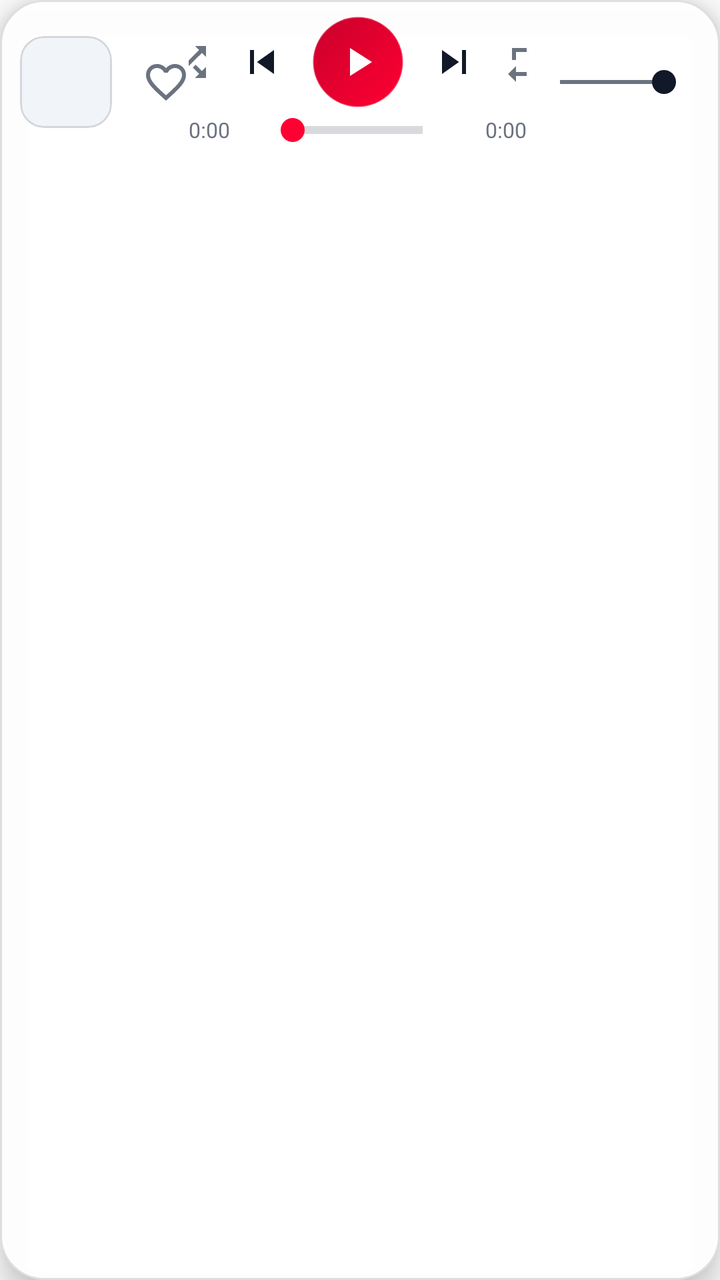
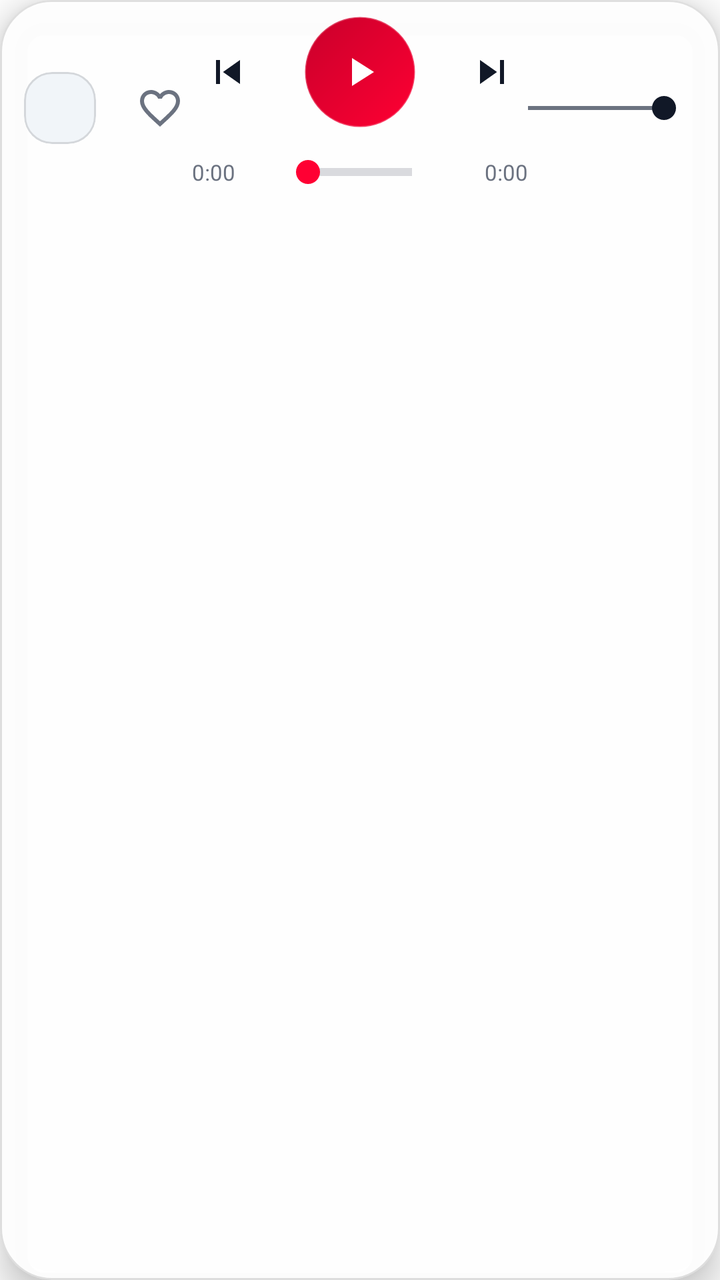

Two renders of the same Android screen: before a commit and after it. Below are the layout's source before the change and the commit's diff.
<!-- AndroidManifest.xml: application theme Theme.SeldiaMusic -->
<!-- res/layout/view_bottom_bar.xml -->
<?xml version="1.0" encoding="utf-8"?>
<com.google.android.material.card.MaterialCardView xmlns:android="http://schemas.android.com/apk/res/android"
    xmlns:app="http://schemas.android.com/apk/res-auto"
    android:id="@+id/bottom_bar_root"
    android:layout_width="match_parent"
    android:layout_height="wrap_content"
    android:layout_marginStart="10dp"
    android:layout_marginEnd="10dp"
    android:layout_marginBottom="8dp"
    android:clickable="true"
    android:focusable="true"
    app:cardBackgroundColor="?attr/glassPanel"
    app:cardCornerRadius="22dp"
    app:cardElevation="10dp"
    app:strokeColor="?attr/glassStroke"
    app:strokeWidth="1dp">

    <LinearLayout
        android:layout_width="match_parent"
        android:layout_height="wrap_content"
        android:gravity="center_vertical"
        android:orientation="horizontal"
        android:paddingStart="10dp"
        android:paddingEnd="12dp"
        android:paddingTop="8dp"
        android:paddingBottom="8dp">

        
        <LinearLayout
            android:layout_width="0dp"
            android:layout_height="wrap_content"
            android:layout_weight="1.15"
            android:gravity="center_vertical"
            android:orientation="horizontal">

            <com.google.android.material.card.MaterialCardView
                android:layout_width="46dp"
                android:layout_height="46dp"
                app:cardBackgroundColor="@color/surface_high"
                app:cardCornerRadius="12dp"
                app:cardElevation="0dp"
                app:strokeColor="@color/glass_stroke"
                app:strokeWidth="1dp">

                <ImageView
                    android:id="@+id/iv_artwork"
                    android:layout_width="match_parent"
                    android:layout_height="match_parent"
                    android:contentDescription="@null"
                    android:scaleType="centerCrop" />
            </com.google.android.material.card.MaterialCardView>

            <LinearLayout
                android:layout_width="0dp"
                android:layout_height="wrap_content"
                android:layout_marginStart="10dp"
                android:layout_weight="1"
                android:orientation="vertical">

                <TextView
                    android:id="@+id/tv_title"
                    android:layout_width="match_parent"
                    android:layout_height="wrap_content"
                    android:ellipsize="end"
                    android:maxLines="1"
                    android:textColor="@color/text_primary"
                    android:textSize="13.5sp"
                    android:textStyle="bold" />

                <TextView
                    android:id="@+id/tv_artist"
                    android:layout_width="match_parent"
                    android:layout_height="wrap_content"
                    android:layout_marginTop="1dp"
                    android:ellipsize="end"
                    android:maxLines="1"
                    android:textColor="@color/text_secondary"
                    android:textSize="11sp" />
            </LinearLayout>

            <ImageButton
                android:id="@+id/btn_favorite"
                android:layout_width="34dp"
                android:layout_height="34dp"
                android:background="?attr/selectableItemBackgroundBorderless"
                android:contentDescription="@null"
                android:src="@drawable/ic_favorite"
                android:tint="@color/text_secondary" />

            <ImageButton
                android:id="@+id/btn_download_bottom"
                android:layout_width="34dp"
                android:layout_height="34dp"
                android:background="?attr/selectableItemBackgroundBorderless"
                android:contentDescription="@string/download_track"
                android:src="@drawable/ic_download"
                android:tint="@color/text_secondary" />
        </LinearLayout>

        
        <LinearLayout
            android:layout_width="0dp"
            android:layout_height="wrap_content"
            android:layout_weight="2.3"
            android:gravity="center"
            android:orientation="vertical">

            <LinearLayout
                android:layout_width="wrap_content"
                android:layout_height="wrap_content"
                android:gravity="center"
                android:orientation="horizontal">

                <ImageButton
                    android:id="@+id/btn_shuffle"
                    android:layout_width="34dp"
                    android:layout_height="34dp"
                    android:background="?attr/selectableItemBackgroundBorderless"
                    android:contentDescription="@null"
                    android:padding="7dp"
                    android:src="@drawable/ic_shuffle"
                    android:tint="@color/text_secondary" />

                <ImageButton
                    android:id="@+id/btn_prev"
                    android:layout_width="38dp"
                    android:layout_height="38dp"
                    android:background="?attr/selectableItemBackgroundBorderless"
                    android:contentDescription="@null"
                    android:padding="8dp"
                    android:src="@drawable/ic_prev"
                    android:tint="@color/text_primary" />

                <ImageButton
                    android:id="@+id/btn_play_pause"
                    android:layout_width="46dp"
                    android:layout_height="46dp"
                    android:layout_marginStart="6dp"
                    android:layout_marginEnd="6dp"
                    android:background="@drawable/bg_play_button"
                    android:contentDescription="@null"
                    android:padding="10dp"
                    android:src="@drawable/ic_play"
                    android:tint="@android:color/white" />

                <ImageButton
                    android:id="@+id/btn_next"
                    android:layout_width="38dp"
                    android:layout_height="38dp"
                    android:background="?attr/selectableItemBackgroundBorderless"
                    android:contentDescription="@null"
                    android:padding="8dp"
                    android:src="@drawable/ic_next"
                    android:tint="@color/text_primary" />

                <ImageButton
                    android:id="@+id/btn_repeat"
                    android:layout_width="34dp"
                    android:layout_height="34dp"
                    android:background="?attr/selectableItemBackgroundBorderless"
                    android:contentDescription="@null"
                    android:padding="7dp"
                    android:src="@drawable/ic_repeat"
                    android:tint="@color/text_secondary" />
            </LinearLayout>

            <LinearLayout
                android:layout_width="match_parent"
                android:layout_height="wrap_content"
                android:layout_marginTop="2dp"
                android:gravity="center_vertical"
                android:orientation="horizontal">

                <TextView
                    android:id="@+id/tv_position"
                    android:layout_width="wrap_content"
                    android:layout_height="wrap_content"
                    android:minWidth="30dp"
                    android:text="0:00"
                    android:textColor="@color/text_secondary"
                    android:textSize="10.5sp" />

                <SeekBar
                    android:id="@+id/seek_bar"
                    android:layout_width="0dp"
                    android:layout_height="wrap_content"
                    android:layout_marginStart="6dp"
                    android:layout_marginEnd="6dp"
                    android:layout_weight="1"
                    android:max="1000"
                    android:progress="0"
                    android:progressTint="?attr/accentPrimary"
                    android:thumbTint="?attr/accentPrimary"
                    android:splitTrack="false"
                    style="?android:attr/progressBarStyleHorizontal" />

                <TextView
                    android:id="@+id/tv_duration"
                    android:layout_width="wrap_content"
                    android:layout_height="wrap_content"
                    android:gravity="end"
                    android:minWidth="30dp"
                    android:text="0:00"
                    android:textColor="@color/text_secondary"
                    android:textSize="10.5sp" />
            </LinearLayout>
        </LinearLayout>

        
        <LinearLayout
            android:id="@+id/right_cluster"
            android:layout_width="0dp"
            android:layout_height="wrap_content"
            android:layout_weight="1.15"
            android:gravity="center_vertical|end"
            android:orientation="horizontal">

            <ImageButton
                android:id="@+id/btn_lyrics"
                android:layout_width="36dp"
                android:layout_height="36dp"
                android:background="?attr/selectableItemBackgroundBorderless"
                android:contentDescription="@string/lyrics_button"
                android:padding="8dp"
                android:src="@drawable/ic_lyrics"
                android:tint="@color/text_primary" />

            <ImageButton
                android:id="@+id/btn_queue"
                android:layout_width="36dp"
                android:layout_height="36dp"
                android:layout_marginStart="2dp"
                android:background="?attr/selectableItemBackgroundBorderless"
                android:contentDescription="@null"
                android:padding="8dp"
                android:src="@drawable/ic_queue"
                android:tint="@color/text_primary" />

            <ImageView
                android:id="@+id/iv_volume_icon"
                android:layout_width="20dp"
                android:layout_height="20dp"
                android:layout_marginStart="8dp"
                android:contentDescription="@null"
                android:src="@drawable/ic_volume"
                android:tint="@color/text_secondary" />

            <SeekBar
                android:id="@+id/volume_bar"
                android:layout_width="84dp"
                android:layout_height="wrap_content"
                android:layout_marginStart="4dp"
                android:max="100"
                android:progress="100"
                android:progressTint="@color/text_secondary"
                android:thumbTint="@color/text_primary"
                android:splitTrack="false" />
        </LinearLayout>
    </LinearLayout>
</com.google.android.material.card.MaterialCardView>
<!-- resources referenced by this layout -->
<resources>
  <color name="glass_stroke">#1F000000</color>
  <color name="surface_high">#F1F5F9</color>
  <color name="text_primary">#111827</color>
  <color name="text_secondary">#6B7280</color>
  <!-- drawable ic_download (drawable) -->
  <?xml version="1.0" encoding="utf-8"?>
  <vector xmlns:android="http://schemas.android.com/apk/res/android"
      android:width="24dp"
      android:height="24dp"
      android:viewportWidth="24"
      android:viewportHeight="24">
      <path
          android:fillColor="@android:color/white"
          android:pathData="M19,9h-4V3H9v6H5l7,7 7,-7zM5,18v2h14v-2H5z" />
  </vector>
  <!-- drawable ic_play (drawable) -->
  <vector xmlns:android="http://schemas.android.com/apk/res/android"
      android:width="24dp" android:height="24dp"
      android:viewportWidth="24" android:viewportHeight="24">
      <path android:fillColor="#FFFFFFFF" android:pathData="M8,5v14l11,-7z" />
  </vector>
  <string name="download_track">Descargar</string>
  <string name="lyrics_button">Letra</string>
  <color name="primary">#FF0033</color>
  <color name="on_primary">#FFFFFF</color>
  <color name="accent_secondary">#FF4D6D</color>
  <color name="surface">#FFFFFF</color>
  <color name="background">#FFFFFF</color>
  <color name="accent_red">#FF0033</color>
  <color name="accent_red_soft">#33FF0033</color>
  <color name="accent_red_secondary">#FF4D6D</color>
  <color name="accent_red_dark">#C9002B</color>
  <color name="sidebar_bg">#F8FAFC</color>
  <color name="glass_surface_high">#F2FFFFFF</color>
  <style name="ThemeOverlay.SeldiaMusic.Dialog" parent="ThemeOverlay.MaterialComponents.MaterialAlertDialog">
          <item name="colorSurface">@color/surface_high</item>
          <item name="colorOnSurface">@color/text_primary</item>
          <item name="colorPrimary">?attr/accentPrimary</item>
      </style>
  <style name="Widget.SeldiaMusic.BottomSheet" parent="Widget.MaterialComponents.BottomSheet.Modal">
          <item name="backgroundTint">@android:color/transparent</item>
      </style>
  <!-- unchanged entries left out for length: 11 -->
</resources>

<!-- the commit's change to res/layout/view_bottom_bar.xml (unified diff, before → after) -->
@@ -4,13 +4,15 @@
     android:id="@+id/bottom_bar_root"
     android:layout_width="match_parent"
     android:layout_height="wrap_content"
-    android:layout_marginStart="10dp"
-    android:layout_marginEnd="10dp"
-    android:layout_marginBottom="8dp"
+    android:layout_marginStart="12dp"
+    android:layout_marginEnd="12dp"
+    android:layout_marginBottom="12dp"
     android:clickable="true"
-    android:focusable="true"
+
+    android:clipToPadding="false"
+    android:focusable="false"
     app:cardBackgroundColor="?attr/glassPanel"
-    app:cardCornerRadius="22dp"
+    app:cardCornerRadius="26dp"
     app:cardElevation="10dp"
     app:strokeColor="?attr/glassStroke"
     app:strokeWidth="1dp">
@@ -20,10 +22,11 @@
         android:layout_height="wrap_content"
         android:gravity="center_vertical"
         android:orientation="horizontal"
-        android:paddingStart="10dp"
+        android:padding="6dp"
+        android:paddingStart="12dp"
         android:paddingEnd="12dp"
-        android:paddingTop="8dp"
-        android:paddingBottom="8dp">
+        android:paddingTop="10dp"
+        android:paddingBottom="10dp">
 
         
         <LinearLayout
@@ -34,10 +37,10 @@
             android:orientation="horizontal">
 
             <com.google.android.material.card.MaterialCardView
-                android:layout_width="46dp"
-                android:layout_height="46dp"
+                android:layout_width="36dp"
+                android:layout_height="36dp"
                 app:cardBackgroundColor="@color/surface_high"
-                app:cardCornerRadius="12dp"
+                app:cardCornerRadius="14dp"
                 app:cardElevation="0dp"
                 app:strokeColor="@color/glass_stroke"
                 app:strokeWidth="1dp">
@@ -53,7 +56,7 @@
             <LinearLayout
                 android:layout_width="0dp"
                 android:layout_height="wrap_content"
-                android:layout_marginStart="10dp"
+                android:layout_marginStart="12dp"
                 android:layout_weight="1"
                 android:orientation="vertical">
 
@@ -64,14 +67,14 @@
                     android:ellipsize="end"
                     android:maxLines="1"
                     android:textColor="@color/text_primary"
-                    android:textSize="13.5sp"
+                    android:textSize="13sp"
                     android:textStyle="bold" />
 
                 <TextView
                     android:id="@+id/tv_artist"
                     android:layout_width="match_parent"
                     android:layout_height="wrap_content"
-                    android:layout_marginTop="1dp"
+                    android:layout_marginTop="2dp"
                     android:ellipsize="end"
                     android:maxLines="1"
                     android:textColor="@color/text_secondary"
@@ -80,21 +83,19 @@
 
             <ImageButton
                 android:id="@+id/btn_favorite"
-                android:layout_width="34dp"
-                android:layout_height="34dp"
-                android:background="?attr/selectableItemBackgroundBorderless"
-                android:contentDescription="@null"
+                android:layout_width="40dp"
+                android:layout_height="40dp"
+                android:background="@drawable/bg_tv_focus_pill"
+                android:contentDescription="@string/add_favorite"
+                android:focusable="true"
+                android:focusableInTouchMode="false"
+                android:nextFocusDown="@id/btn_play_pause"
+                android:nextFocusLeft="@id/btn_play_pause"
+                android:nextFocusRight="@+id/btn_shuffle"
+                android:nextFocusUp="@id/content_container"
                 android:src="@drawable/ic_favorite"
                 android:tint="@color/text_secondary" />
 
-            <ImageButton
-                android:id="@+id/btn_download_bottom"
-                android:layout_width="34dp"
-                android:layout_height="34dp"
-                android:background="?attr/selectableItemBackgroundBorderless"
-                android:contentDescription="@string/download_track"
-                android:src="@drawable/ic_download"
-                android:tint="@color/text_secondary" />
         </LinearLayout>
 
         
@@ -113,53 +114,91 @@
 
                 <ImageButton
                     android:id="@+id/btn_shuffle"
-                    android:layout_width="34dp"
-                    android:layout_height="34dp"
-                    android:background="?attr/selectableItemBackgroundBorderless"
-                    android:contentDescription="@null"
-                    android:padding="7dp"
+                    android:layout_width="40dp"
+                    android:layout_height="40dp"
+                    android:background="@drawable/bg_tv_focus_pill"
+                    android:contentDescription="@string/shuffle_all"
+                    android:focusable="true"
+                    android:focusableInTouchMode="false"
+                    android:nextFocusDown="@+id/btn_lyrics"
+                    android:nextFocusLeft="@+id/btn_prev"
+                    android:nextFocusRight="@+id/btn_prev"
+                    android:nextFocusUp="@id/content_container"
+                    android:padding="10dp"
                     android:src="@drawable/ic_shuffle"
                     android:tint="@color/text_secondary" />
 
                 <ImageButton
                     android:id="@+id/btn_prev"
-                    android:layout_width="38dp"
-                    android:layout_height="38dp"
-                    android:background="?attr/selectableItemBackgroundBorderless"
-                    android:contentDescription="@null"
-                    android:padding="8dp"
+                    android:layout_width="48dp"
+                    android:layout_height="48dp"
+                    android:layout_margin="6dp"
+                    android:background="@drawable/bg_tv_focus_pill"
+                    android:contentDescription="@string/prev_track_desc"
+                    android:focusable="true"
+                    android:focusableInTouchMode="false"
+                    android:minWidth="48dp"
+                    android:minHeight="48dp"
+                    android:nextFocusDown="@+id/btn_lyrics"
+                    android:nextFocusLeft="@+id/btn_shuffle"
+                    android:nextFocusRight="@+id/btn_play_pause"
+                    android:nextFocusUp="@id/content_container"
+                    android:padding="14dp"
                     android:src="@drawable/ic_prev"
                     android:tint="@color/text_primary" />
 
                 <ImageButton
                     android:id="@+id/btn_play_pause"
-                    android:layout_width="46dp"
-                    android:layout_height="46dp"
-                    android:layout_marginStart="6dp"
-                    android:layout_marginEnd="6dp"
+                    android:layout_width="56dp"
+                    android:layout_height="56dp"
+                    android:layout_marginStart="8dp"
+                    android:layout_marginEnd="8dp"
                     android:background="@drawable/bg_play_button"
-                    android:contentDescription="@null"
-                    android:padding="10dp"
+                    android:contentDescription="@string/play_all"
+                    android:focusable="true"
+                    android:focusableInTouchMode="false"
+                    android:minWidth="56dp"
+                    android:minHeight="56dp"
+                    android:nextFocusDown="@+id/btn_lyrics"
+                    android:nextFocusLeft="@+id/btn_prev"
+                    android:nextFocusRight="@+id/btn_next"
+                    android:nextFocusUp="@id/content_container"
+                    android:padding="14dp"
                     android:src="@drawable/ic_play"
                     android:tint="@android:color/white" />
 
                 <ImageButton
                     android:id="@+id/btn_next"
-                    android:layout_width="38dp"
-                    android:layout_height="38dp"
-                    android:background="?attr/selectableItemBackgroundBorderless"
-                    android:contentDescription="@null"
-                    android:padding="8dp"
+                    android:layout_width="48dp"
+                    android:layout_height="48dp"
+                    android:layout_margin="6dp"
+                    android:background="@drawable/bg_tv_focus_pill"
+                    android:contentDescription="@string/next_track_desc"
+                    android:focusable="true"
+                    android:focusableInTouchMode="false"
+                    android:minWidth="48dp"
+                    android:minHeight="48dp"
+                    android:nextFocusDown="@+id/btn_lyrics"
+                    android:nextFocusLeft="@+id/btn_play_pause"
+                    android:nextFocusRight="@+id/btn_repeat"
+                    android:nextFocusUp="@id/content_container"
+                    android:padding="14dp"
                     android:src="@drawable/ic_next"
                     android:tint="@color/text_primary" />
 
                 <ImageButton
                     android:id="@+id/btn_repeat"
-                    android:layout_width="34dp"
-                    android:layout_height="34dp"
-                    android:background="?attr/selectableItemBackgroundBorderless"
-                    android:contentDescription="@null"
-                    android:padding="7dp"
+                    android:layout_width="40dp"
+                    android:layout_height="40dp"
+                    android:background="@drawable/bg_tv_focus_pill"
+                    android:contentDescription="@string/repeat_desc"
+                    android:focusable="true"
+                    android:focusableInTouchMode="false"
+                    android:nextFocusDown="@+id/btn_lyrics"
+                    android:nextFocusLeft="@+id/btn_next"
+                    android:nextFocusRight="@+id/btn_lyrics"
+                    android:nextFocusUp="@id/content_container"
+                    android:padding="10dp"
                     android:src="@drawable/ic_repeat"
                     android:tint="@color/text_secondary" />
             </LinearLayout>
@@ -167,7 +206,7 @@
             <LinearLayout
                 android:layout_width="match_parent"
                 android:layout_height="wrap_content"
-                android:layout_marginTop="2dp"
+                android:layout_marginTop="4dp"
                 android:gravity="center_vertical"
                 android:orientation="horizontal">
 
@@ -175,18 +214,24 @@
                     android:id="@+id/tv_position"
                     android:layout_width="wrap_content"
                     android:layout_height="wrap_content"
-                    android:minWidth="30dp"
+                    android:minWidth="34dp"
                     android:text="0:00"
                     android:textColor="@color/text_secondary"
-                    android:textSize="10.5sp" />
+                    android:textSize="11sp" />
 
                 <SeekBar
                     android:id="@+id/seek_bar"
                     android:layout_width="0dp"
-                    android:layout_height="wrap_content"
-                    android:layout_marginStart="6dp"
-                    android:layout_marginEnd="6dp"
+                    android:layout_height="32dp"
+                    android:layout_marginStart="8dp"
+                    android:layout_marginEnd="8dp"
                     android:layout_weight="1"
+                    android:focusable="false"
+                    android:focusableInTouchMode="false"
+                    android:nextFocusDown="@+id/btn_play_pause"
+                    android:nextFocusLeft="@+id/btn_lyrics"
+                    android:nextFocusRight="@+id/btn_lyrics"
+                    android:nextFocusUp="@id/content_container"
                     android:max="1000"
                     android:progress="0"
                     android:progressTint="?attr/accentPrimary"
@@ -199,10 +244,10 @@
                     android:layout_width="wrap_content"
                     android:layout_height="wrap_content"
                     android:gravity="end"
-                    android:minWidth="30dp"
+                    android:minWidth="34dp"
                     android:text="0:00"
                     android:textColor="@color/text_secondary"
-                    android:textSize="10.5sp" />
+                    android:textSize="11sp" />
             </LinearLayout>
         </LinearLayout>
 
@@ -217,29 +262,41 @@
 
             <ImageButton
                 android:id="@+id/btn_lyrics"
-                android:layout_width="36dp"
-                android:layout_height="36dp"
-                android:background="?attr/selectableItemBackgroundBorderless"
+                android:layout_width="40dp"
+                android:layout_height="40dp"
+                android:background="@drawable/bg_tv_focus_pill"
                 android:contentDescription="@string/lyrics_button"
-                android:padding="8dp"
+                android:focusable="true"
+                android:focusableInTouchMode="false"
+                android:nextFocusDown="@+id/volume_bar"
+                android:nextFocusLeft="@+id/btn_repeat"
+                android:nextFocusRight="@+id/btn_lyrics"
+                android:nextFocusUp="@id/content_container"
+                android:padding="10dp"
                 android:src="@drawable/ic_lyrics"
                 android:tint="@color/text_primary" />
 
             <ImageButton
                 android:id="@+id/btn_queue"
-                android:layout_width="36dp"
-                android:layout_height="36dp"
-                android:layout_marginStart="2dp"
-                android:background="?attr/selectableItemBackgroundBorderless"
-                android:contentDescription="@null"
-                android:padding="8dp"
+                android:layout_width="40dp"
+                android:layout_height="40dp"
+                android:layout_marginStart="4dp"
+                android:background="@drawable/bg_tv_focus_pill"
+                android:contentDescription="@string/queue_desc"
+                android:focusable="true"
+                android:focusableInTouchMode="false"
+                android:nextFocusDown="@+id/volume_bar"
+                android:nextFocusLeft="@+id/btn_lyrics"
+                android:nextFocusRight="@+id/volume_bar"
+                android:nextFocusUp="@id/content_container"
+                android:padding="10dp"
                 android:src="@drawable/ic_queue"
                 android:tint="@color/text_primary" />
 
             <ImageView
                 android:id="@+id/iv_volume_icon"
-                android:layout_width="20dp"
-                android:layout_height="20dp"
+                android:layout_width="22dp"
+                android:layout_height="22dp"
                 android:layout_marginStart="8dp"
                 android:contentDescription="@null"
                 android:src="@drawable/ic_volume"
@@ -247,9 +304,15 @@
 
             <SeekBar
                 android:id="@+id/volume_bar"
-                android:layout_width="84dp"
-                android:layout_height="wrap_content"
-                android:layout_marginStart="4dp"
+                android:layout_width="100dp"
+                android:layout_height="36dp"
+                android:layout_marginStart="8dp"
+                android:focusable="false"
+                android:focusableInTouchMode="false"
+                android:nextFocusDown="@+id/btn_play_pause"
+                android:nextFocusLeft="@+id/btn_queue"
+                android:nextFocusRight="@+id/btn_play_pause"
+                android:nextFocusUp="@+id/btn_lyrics"
                 android:max="100"
                 android:progress="100"
                 android:progressTint="@color/text_secondary"
<!-- resource entries referenced after the edit -->
@@ -4,25 +4,77 @@
   <color name="surface_high">#F1F5F9</color>
   <color name="text_primary">#111827</color>
   <color name="text_secondary">#6B7280</color>
-  <!-- drawable ic_download (drawable) -->
+  <!-- drawable bg_tv_focus_pill (drawable) -->
   <?xml version="1.0" encoding="utf-8"?>
-  <vector xmlns:android="http://schemas.android.com/apk/res/android"
-      android:width="24dp"
-      android:height="24dp"
-      android:viewportWidth="24"
-      android:viewportHeight="24">
-      <path
-          android:fillColor="@android:color/white"
-          android:pathData="M19,9h-4V3H9v6H5l7,7 7,-7zM5,18v2h14v-2H5z" />
-  </vector>
+  <selector xmlns:android="http://schemas.android.com/apk/res/android">
+      <item android:state_focused="true">
+          <layer-list>
+              <item>
+                  <shape android:shape="rectangle">
+                      <solid android:color="?attr/accentSoft" />
+                      <corners android:radius="22dp" />
+                  </shape>
+              </item>
+              <item>
+                  <shape android:shape="rectangle">
+                      <solid android:color="#40FFFFFF" />
+                      <corners android:radius="22dp" />
+                  </shape>
+              </item>
+              <item>
+                  <shape android:shape="rectangle">
+                      <solid android:color="@android:color/transparent" />
+                      <corners android:radius="22dp" />
+                      <stroke
+                          android:width="5dp"
+                          android:color="#FFFFFF" />
+                  </shape>
+              </item>
+              <item>
+                  <shape android:shape="rectangle">
+                      <solid android:color="@android:color/transparent" />
+                      <corners android:radius="22dp" />
+                      <stroke
+                          android:width="2dp"
+                          android:color="?attr/accentPrimary" />
+                  </shape>
+              </item>
+          </layer-list>
+      </item>
+      <item android:state_pressed="true">
+          <layer-list>
+              <item>
+                  <shape android:shape="rectangle">
+                      <solid android:color="#55FFFFFF" />
+                      <corners android:radius="22dp" />
+                  </shape>
+              </item>
+          </layer-list>
+      </item>
+      <item>
+          <layer-list>
+              <item>
+                  <shape android:shape="rectangle">
+                      <solid android:color="#00000000" />
+                  </shape>
+              </item>
+          </layer-list>
+      </item>
+  </selector>
   <!-- drawable ic_play (drawable) -->
   <vector xmlns:android="http://schemas.android.com/apk/res/android"
       android:width="24dp" android:height="24dp"
       android:viewportWidth="24" android:viewportHeight="24">
       <path android:fillColor="#FFFFFFFF" android:pathData="M8,5v14l11,-7z" />
   </vector>
-  <string name="download_track">Descargar</string>
+  <string name="add_favorite">Añadir a favoritos</string>
   <string name="lyrics_button">Letra</string>
+  <string name="next_track_desc">Pista siguiente</string>
+  <string name="play_all">Reproducir</string>
+  <string name="prev_track_desc">Pista anterior</string>
+  <string name="queue_desc">Cola de reproduccion</string>
+  <string name="repeat_desc">Repetir</string>
+  <string name="shuffle_all">Mezclar</string>
   <color name="primary">#FF0033</color>
   <color name="on_primary">#FFFFFF</color>
   <color name="accent_secondary">#FF4D6D</color>
